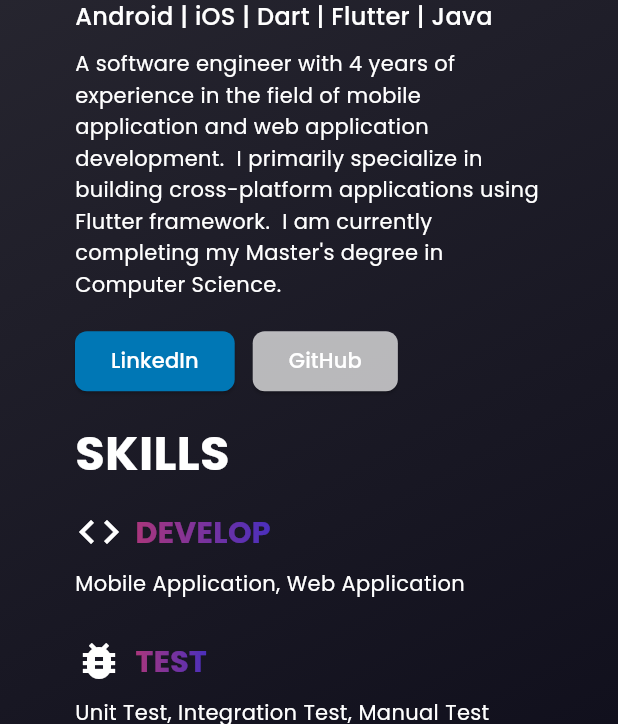
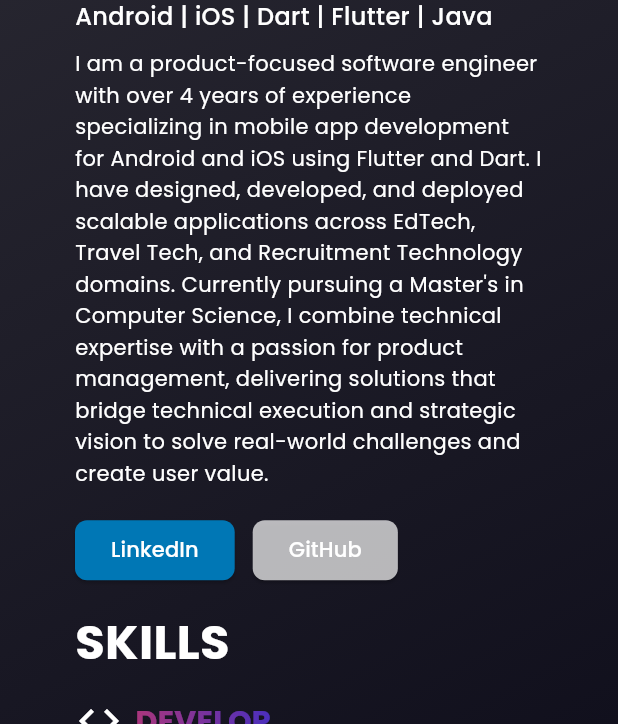
Before and after one commit to NischalJoshi777/my-portfolio, a Flutter app: the screen it shows after launch, on a phone screen of 412 x 824 dp, the part 512-1236 px from its top. Run offline on Flutter 3.47's test engine with Material 3 defaults, Android fonts, the light colour scheme and no system bars; drawn by our look-alikes of animated_text_kit, scrollable_positioned_list; our stand-ins replace flutter_bloc, go_router, sizer; missing offline and left inert: theme_tailor_annotation.

```diff
--- a/lib/const/messages.dart
+++ b/lib/const/messages.dart
@@ -1,7 +1,3 @@
 const introMessage =
-    'A software engineer with 4 years of experience in the field of'
-    ' mobile application and web application development. '
-    ' I primarily specialize in building cross-platform applications using Flutter framework. '
-    ' I am currently completing my Master\'s degree in Computer Science.';
-
-const skillset = 'Android | iOS | Dart | Flutter | Java';
+    "I am a product-focused software engineer with over 4 years of experience specializing in mobile app development for Android and iOS using Flutter and Dart. I have designed, developed, and deployed scalable applications across EdTech, Travel Tech, and Recruitment Technology domains. Currently pursuing a Master's in Computer Science, I combine technical expertise with a passion for product management, delivering solutions that bridge technical execution and strategic vision to solve real-world challenges and create user value.";
+const skillset = 'Android | iOS | Dart | Flutter | Java ';
--- a/lib/presentation/skills/widget/skills_body.dart
+++ b/lib/presentation/skills/widget/skills_body.dart
@@ -24,9 +24,9 @@ class SkillsBody extends StatelessWidget {
           ),
           SizedBox(height: 2.h),
           const WhatICanDoList(),
-          SizedBox(height: 2.h),
+          SizedBox(height: 3.h),
           const SkillSet(),
-          SizedBox(height: 2.h),
+          SizedBox(height: 3.h),
           const SkillsChart(),
           SizedBox(height: 3.h),
           const CustomHeaderText(
```
Also changed, not shown: 4 other files.
